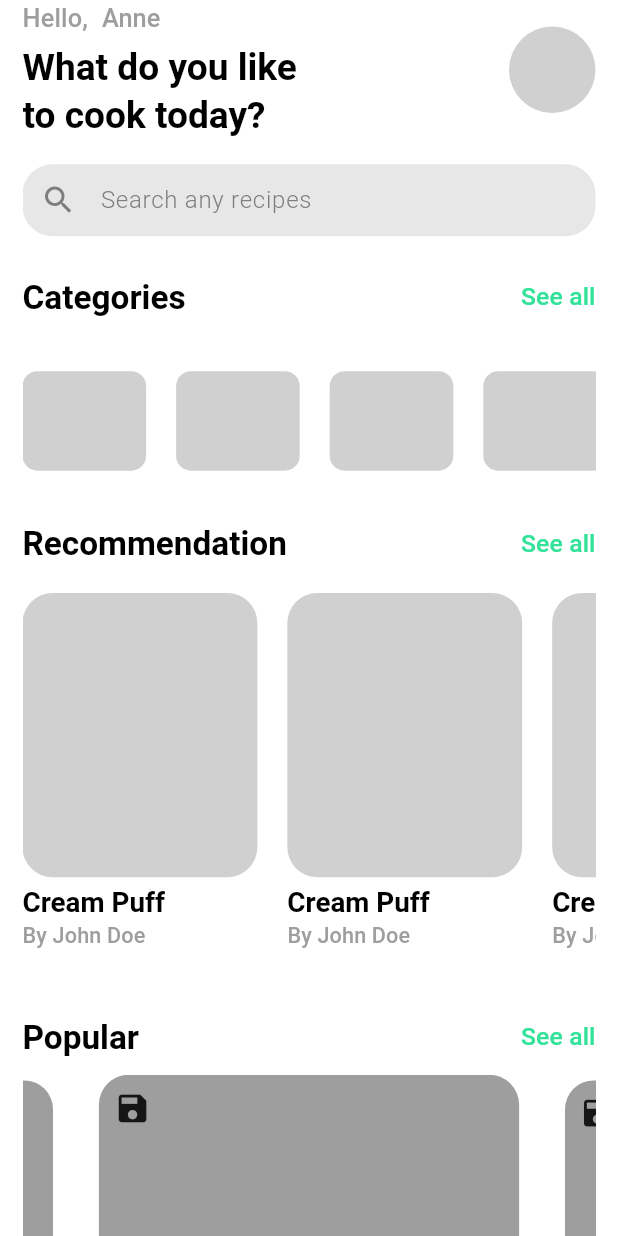
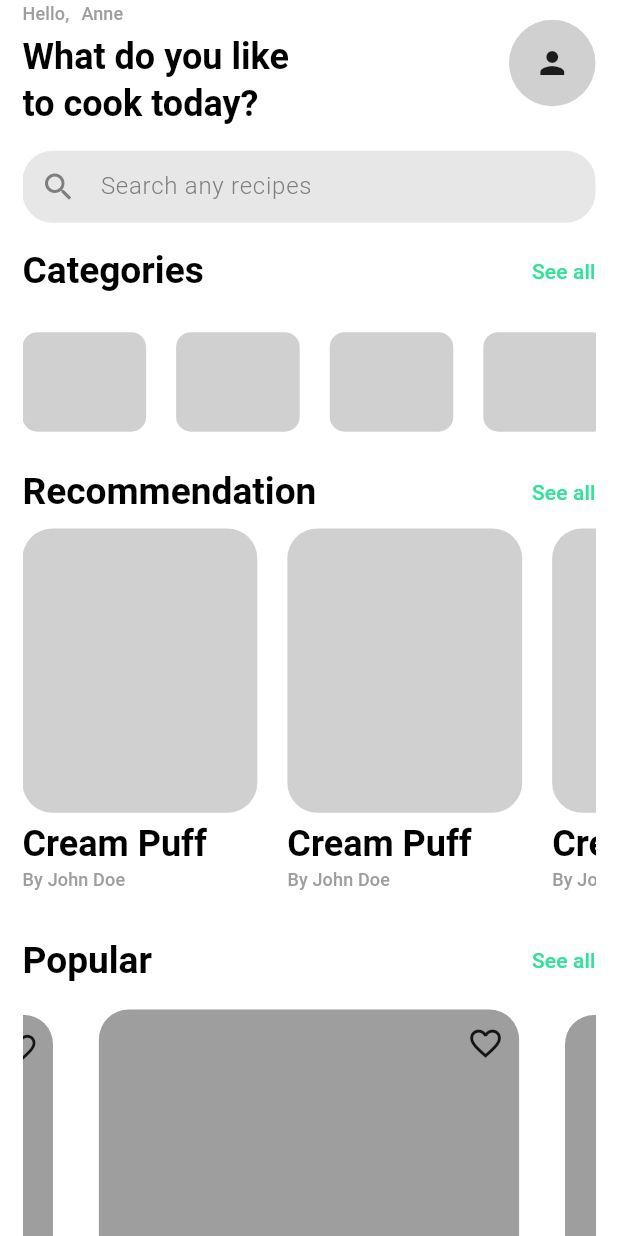
Before and after one commit to DivyanshArya09/Flavorly, a Flutter app: the screen it shows after launch, on a phone screen of 412 x 824 dp. Run offline on Flutter 3.47's test engine with Material 3 defaults, Android fonts, the phone set to English and light mode, and no system bars; drawn by our look-alikes of carousel_slider; our stand-ins replace animate_do, bloc, cloud_firestore, dartz, device_info_plus, equatable and 10 more; accounts and stored records are empty.

Commit message:
Home UI done

```diff
--- /dev/null
+++ b/lib/config/constants/font_sizes.dart
@@ -0,0 +1,3 @@
+const double largeFontSize = 24.0;
+const double mediumFontSize = 16.0;
+const double smallFontSize = 12.0;
--- /dev/null
+++ b/lib/config/utils/responsive.dart
@@ -0,0 +1,17 @@
+import 'package:flutter/material.dart';
+
+class Responsive {
+  static bool isMobile(BuildContext context) {
+    return MediaQuery.of(context).size.width < 850;
+  }
+
+  static bool isDesktop(BuildContext context) {
+    return MediaQuery.of(context).size.width >= 1100 &&
+        MediaQuery.of(context).size.width >= 851;
+  }
+
+  static bool isTablet(BuildContext context) {
+    return MediaQuery.of(context).size.width >= 800 &&
+        MediaQuery.of(context).size.width < 1100;
+  }
+}
--- a/lib/features/home/components/header.dart
+++ b/lib/features/home/components/header.dart
@@ -1,6 +1,7 @@
 import 'package:flutter/material.dart';
 // import 'package:flutter_screenutil/flutter_screenutil.dart';
 import 'package:recipe_app/config/constants/app_colors.dart';
+import 'package:recipe_app/config/constants/font_sizes.dart';
 
 class Header extends StatelessWidget {
   final String name;
@@ -20,7 +21,9 @@ class Header extends StatelessWidget {
               'Hello, $name',
               style: Theme.of(context).textTheme.titleSmall!.copyWith(
                     wordSpacing: 5,
-                    fontSize: size.width * .041,
+                    fontSize:
+                        size.width > 400 ? smallFontSize : size.width * .045,
+                    // fontSize: size.width * .041,
                   ),
             ),
             const SizedBox(
@@ -31,19 +34,25 @@ class Header extends StatelessWidget {
               style: Theme.of(context).textTheme.headlineMedium?.copyWith(
                     // letterSpacing: 1.,
                     // fontSize: size.width * .06,
-                    fontSize: size.width * .06,
+                    fontSize:
+                        size.width > 400 ? largeFontSize : size.width * .06,
                   ),
             ),
           ],
         ),
         Container(
-          height: size.width * .14,
+          height: size.width > 450 ? 70 : size.width * .14,
           // height: 60.h,
-          width: size.width * .14,
+          width: size.width > 450 ? 70 : size.width * .14,
           // width: 60.h,
           decoration: BoxDecoration(
             color: AppColors.grey,
             borderRadius: BorderRadius.circular(size.width),
+          ),
+          child: const Center(
+            child: Icon(
+              Icons.person,
+            ),
           ),
         ),
       ],
--- a/lib/features/home/components/search_bar.dart
+++ b/lib/features/home/components/search_bar.dart
@@ -1,11 +1,14 @@
 import 'package:flutter/material.dart';
+import 'package:recipe_app/config/utils/responsive.dart';
 
 class CustomSearchBar extends StatelessWidget {
   const CustomSearchBar({super.key});
 
   @override
   Widget build(BuildContext context) {
-    return TextFormField(
+    return SizedBox(
+      width: Responsive.isMobile(context) ? double.infinity : 500,
+      child: TextFormField(
         decoration: const InputDecoration(
           contentPadding: EdgeInsets.all(0),
           prefixIcon: Icon(Icons.search),
@@ -17,6 +20,7 @@ class CustomSearchBar extends StatelessWidget {
           ),
           // border: InputBorder.none
         ),
+      ),
     );
   }
 }
--- a/lib/features/home/presentation/home_page.dart
+++ b/lib/features/home/presentation/home_page.dart
@@ -2,14 +2,20 @@ import 'package:flutter/material.dart';
 import 'package:flutter_bloc/flutter_bloc.dart';
 import 'package:get_it/get_it.dart';
 import 'package:recipe_app/config/constants/padding.dart';
+import 'package:recipe_app/config/utils/responsive.dart';
 import 'package:recipe_app/features/auth/presentation/auth_blocs/sign_out_bloc/sign_out_bloc.dart';
 import 'package:recipe_app/features/auth/presentation/pages/sign_in.dart';
 import 'package:recipe_app/features/home/components/caresoul.dart';
 import 'package:recipe_app/features/home/components/categories_list.dart';
+import 'package:recipe_app/features/home/components/cusines_list.dart';
+import 'package:recipe_app/features/home/components/grid_view.dart';
 import 'package:recipe_app/features/home/components/header.dart';
 import 'package:recipe_app/features/home/components/recommendation.dart';
 import 'package:recipe_app/features/home/components/search_bar.dart';
+import 'package:recipe_app/features/home/widgets/cusine_tile.dart';
 import 'package:recipe_app/features/home/widgets/custom_row.dart';
+import 'package:recipe_app/features/home/widgets/grid_item.dart';
+import 'package:recipe_app/features/home/widgets/seprator.dart';
 
 import '../../../config/constants/app_colors.dart';
 
@@ -34,6 +40,12 @@ class HomePage extends StatelessWidget {
     // final bloc = GetIt.I.get<SignOutBloc>();
     return SafeArea(
       child: Scaffold(
+        // appBar: AppBar(
+        //   backgroundColor: AppColors.buttonColor1,
+        //   title: Responsive.isTablet(context)
+        //       ? const Text('Tablet')
+        //       : const Text('Mobile'),
+        // ),
         // bottomNavigationBar: BottomNavigationBar(
         //     backgroundColor: AppColors.buttonColor1,
         //     currentIndex: 1,
@@ -53,39 +65,57 @@ class HomePage extends StatelessWidget {
         //       ),
         //     ]),
         body: Padding(
-          padding: const EdgeInsets.symmetric(horizontal: horizontalPadding),
+          padding: EdgeInsets.symmetric(
+              horizontal:
+                  size.width > 850 ? size.width * .13 : horizontalPadding),
           child: SingleChildScrollView(
             child: Column(
               // mainAxisAlignment: MainAxisAlignment.center,
               crossAxisAlignment: CrossAxisAlignment.start,
               children: [
                 const Header(name: 'Anne'),
-                SizedBox(
-                  height: size.height * .02,
-                ),
+                const CustomSeperator(),
                 const CustomSearchBar(),
-                SizedBox(
-                  height: size.height * .02,
-                ),
+                const CustomSeperator(),
                 const CustomRow(text: 'Categories'),
-                SizedBox(
-                  height: size.height * .02,
-                ),
+                const CustomSeperator(),
                 SizedBox(
                   height: size.height * .1,
                   child: const Categories(),
                 ),
-                SizedBox(
-                  height: size.height * .02,
-                ),
+                const CustomSeperator(),
                 const CustomRow(text: 'Recommendation'),
                 SizedBox(
-                  height: size.height * .34,
+                  height: Responsive.isTablet(context)
+                      ? size.height * .23
+                      : size.height * .34,
                   child: const RecommendedItems(),
                 ),
                 const CustomRow(text: 'Popular'),
-                const Carousel(),
+                const CustomSeperator(),
+                Visibility(
+                  visible: !Responsive.isDesktop(context),
+                  child: const Carousel(),
+                ),
+                Visibility(
+                  visible: Responsive.isDesktop(context),
+                  child: SizedBox(
+                    height: Responsive.isTablet(context)
+                        ? size.height * .23
+                        : size.height * .34,
+                    // : size.height * .34,
+                    child: const RecommendedItems(),
+                  ),
+                ),
                 const CustomRow(text: 'Cusines'),
+                const CustomSeperator(),
+                Visibility(
+                    visible: !Responsive.isDesktop(context),
+                    child: const CusinesList()),
+                Visibility(
+                  visible: Responsive.isDesktop(context),
+                  child: const MyGrid(),
+                )
               ],
             ),
           ),
--- a/lib/features/home/widgets/carousel_item.dart
+++ b/lib/features/home/widgets/carousel_item.dart
@@ -1,4 +1,6 @@
 import 'package:flutter/material.dart';
+import 'package:recipe_app/config/constants/font_sizes.dart';
+import 'package:recipe_app/config/utils/responsive.dart';
 
 class CarouselItem extends StatelessWidget {
   const CarouselItem({super.key});
@@ -21,22 +23,34 @@ class CarouselItem extends StatelessWidget {
             children: [
               Positioned(
                 top: 10,
+                right: 10,
+                child: Icon(
+                  Icons.favorite_border_outlined,
+                  size: size.width > 500 ? largeFontSize : size.width * .06,
+                ),
+              ),
+              Positioned(
+                bottom: 20,
                 left: 10,
-                child: Icon(
-                  Icons.save,
-                  size: size.width * .06,
+                child: Text(
+                  'Dish name',
+                  style: Theme.of(context).textTheme.headlineMedium?.copyWith(
+                        fontSize:
+                            size.width > 500 ? largeFontSize : size.width * .04,
+                      ),
                 ),
               ),
               Positioned(
                 bottom: 10,
                 right: 10,
                 child: Text(
-                  'Dish name',
+                  '30 . mins',
                   style: Theme.of(context).textTheme.headlineMedium?.copyWith(
-                        fontSize: size.width * .04,
+                        fontSize:
+                            size.width > 500 ? largeFontSize : size.width * .04,
                       ),
                 ),
-              )
+              ),
             ],
           ),
         ),
--- a/lib/features/home/widgets/custom_row.dart
+++ b/lib/features/home/widgets/custom_row.dart
@@ -1,5 +1,6 @@
 import 'package:flutter/material.dart';
 import 'package:recipe_app/config/constants/app_colors.dart';
+import 'package:recipe_app/config/constants/font_sizes.dart';
 
 class CustomRow extends StatelessWidget {
   final String text;
@@ -8,26 +9,23 @@ class CustomRow extends StatelessWidget {
   @override
   Widget build(BuildContext context) {
     var size = MediaQuery.of(context).size;
-    return Padding(
-      padding: const EdgeInsets.symmetric(vertical: 10),
-      child: Row(
+    return Row(
       mainAxisAlignment: MainAxisAlignment.spaceBetween,
       children: [
         Text(
           text,
           style: Theme.of(context).textTheme.headlineMedium?.copyWith(
-                  fontSize: size.width * .054,
+                fontSize: size.width > 500 ? largeFontSize : size.width * .06,
               ),
         ),
         Text(
           'See all',
           style: Theme.of(context).textTheme.titleSmall?.copyWith(
                 color: AppColors.buttonColor1,
-                  fontSize: size.width * .04,
+                fontSize: size.width > 400 ? 14 : size.width * .03,
               ),
         ),
       ],
-      ),
     );
   }
 }
--- a/lib/features/home/widgets/recommeded_item.dart
+++ b/lib/features/home/widgets/recommeded_item.dart
@@ -1,5 +1,7 @@
 import 'package:flutter/material.dart';
 import 'package:recipe_app/config/constants/app_colors.dart';
+import 'package:recipe_app/config/constants/font_sizes.dart';
+import 'package:recipe_app/config/utils/responsive.dart';
 
 class RecommendedDish extends StatelessWidget {
   const RecommendedDish({super.key});
@@ -11,8 +13,12 @@ class RecommendedDish extends StatelessWidget {
       crossAxisAlignment: CrossAxisAlignment.start,
       children: [
         Container(
-          height: size.height * .23,
-          width: size.width * .38,
+          height: Responsive.isDesktop(context) || Responsive.isTablet(context)
+              ? 180
+              : size.height * .23,
+          width: Responsive.isDesktop(context) || Responsive.isTablet(context)
+              ? 220
+              : size.width * .38,
           decoration: const BoxDecoration(
             color: AppColors.grey,
             borderRadius: BorderRadius.all(
@@ -26,7 +32,7 @@ class RecommendedDish extends StatelessWidget {
         Text(
           'Cream Puff',
           style: Theme.of(context).textTheme.headlineMedium?.copyWith(
-                fontSize: size.width * .045,
+                fontSize: size.width > 400 ? largeFontSize : size.width * .045,
               ),
         ),
         // const SizedBox(
@@ -35,7 +41,7 @@ class RecommendedDish extends StatelessWidget {
         Text(
           'By John Doe',
           style: Theme.of(context).textTheme.titleSmall!.copyWith(
-                fontSize: size.width * .035,
+                fontSize: size.width > 400 ? smallFontSize : size.width * .035,
               ),
         )
       ],
--- a/lib/features/home/widgets/single_category.dart
+++ b/lib/features/home/widgets/single_category.dart
@@ -1,5 +1,6 @@
 import 'package:flutter/material.dart';
 import 'package:recipe_app/config/constants/app_colors.dart';
+import 'package:recipe_app/config/utils/responsive.dart';
 
 class Category extends StatelessWidget {
   const Category({super.key});
@@ -8,8 +9,12 @@ class Category extends StatelessWidget {
   Widget build(BuildContext context) {
     var size = MediaQuery.of(context).size;
     return Container(
-      height: size.height * .09,
-      width: size.width * .2,
+      height: Responsive.isTablet(context) || Responsive.isDesktop(context)
+          ? 120
+          : size.height * .09,
+      width: Responsive.isTablet(context) || Responsive.isDesktop(context)
+          ? 150
+          : size.width * .2,
       decoration: BoxDecoration(
         color: AppColors.grey,
         borderRadius: BorderRadius.circular(10),
```
Also changed, not shown: lib/features/home/components/cusines_list.dart (+10 -1 lines), lib/features/home/components/grid_view.dart (added, +16 -0 lines), lib/features/home/widgets/cusine_tile.dart (added, +99 -0 lines), lib/features/home/widgets/grid_item.dart (added, +44 -0 lines), lib/features/home/widgets/seprator.dart (added, +13 -0 lines). Lines whose indentation alone changed are shown as unchanged.
